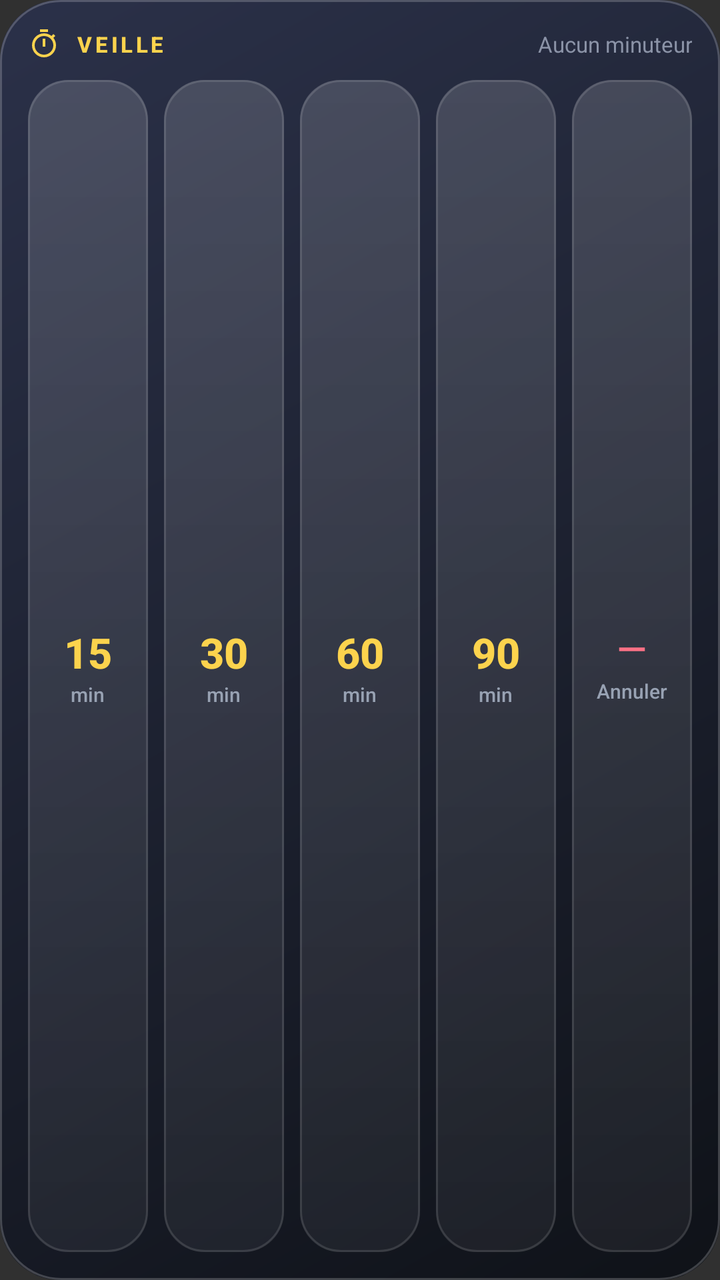
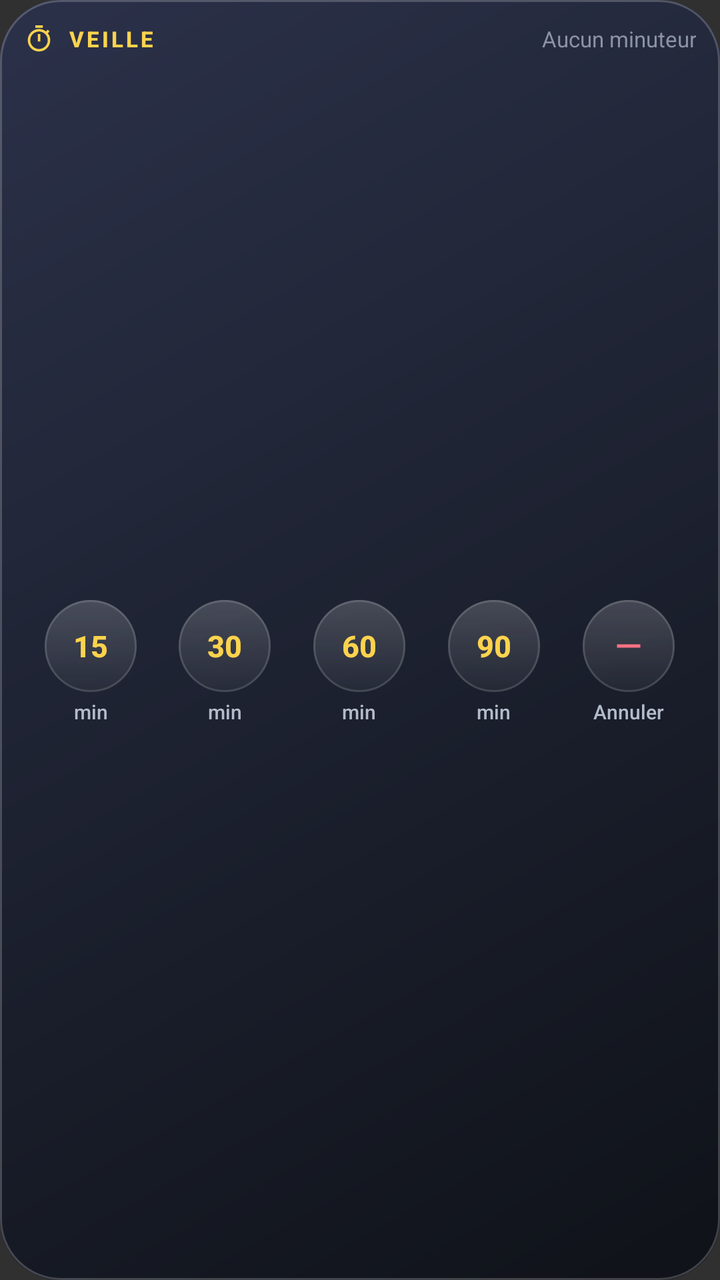

Two renders of the same Android screen: before a commit and after it. Below are the layout's source before the change and the commit's diff.
<!-- AndroidManifest.xml: application theme android:Theme.Material.NoActionBar -->
<!-- res/layout/dw_sleep.xml -->
<?xml version="1.0" encoding="utf-8"?>
<LinearLayout xmlns:android="http://schemas.android.com/apk/res/android"
    android:layout_width="match_parent"
    android:layout_height="match_parent"
    android:background="@drawable/dw_bg"
    android:orientation="vertical"
    android:padding="14dp">

    <LinearLayout
        android:layout_width="match_parent"
        android:layout_height="wrap_content"
        android:gravity="center_vertical"
        android:orientation="horizontal">

        <ImageView
            android:layout_width="16dp"
            android:layout_height="16dp"
            android:contentDescription="@null"
            android:src="@drawable/ic_timer"
            android:tint="#FFFCD34D" />

        <TextView
            android:layout_width="wrap_content"
            android:layout_height="wrap_content"
            android:layout_marginStart="8dp"
            android:fontFamily="sans-serif-medium"
            android:letterSpacing="0.14"
            android:text="@string/dw_sleep_title"
            android:textColor="#FFFCD34D"
            android:textSize="11sp"
            android:textStyle="bold" />

        <TextView
            android:id="@+id/dw_sleep_status"
            android:layout_width="0dp"
            android:layout_height="wrap_content"
            android:layout_weight="1"
            android:ellipsize="end"
            android:fontFamily="sans-serif"
            android:gravity="end"
            android:singleLine="true"
            android:text="@string/dw_sleep_none"
            android:textColor="#FF8B93A7"
            android:textSize="11sp" />
    </LinearLayout>

    <LinearLayout
        android:layout_width="match_parent"
        android:layout_height="0dp"
        android:layout_weight="1"
        android:layout_marginTop="10dp"
        android:orientation="horizontal">
        <LinearLayout
            android:id="@+id/dw_sleep_15"
            android:layout_width="0dp"
            android:layout_height="match_parent"
            android:layout_marginStart="0dp"
            android:layout_marginEnd="4dp"
            android:layout_weight="1"
            android:background="@drawable/dw_key"
            android:contentDescription="@string/dw_cd_sleep"
            android:gravity="center"
            android:orientation="vertical">
            <TextView
                android:layout_width="wrap_content"
                android:layout_height="wrap_content"
                android:fontFamily="sans-serif-medium"
                android:text="15"
                android:textColor="#FFFCD34D"
                android:textSize="21sp"
                android:textStyle="bold"
                />
            <TextView
                android:layout_width="wrap_content"
                android:layout_height="wrap_content"
                android:fontFamily="sans-serif-medium"
                android:text="@string/dw_sleep_min"
                android:textColor="#FF98A2B3"
                android:textSize="10sp"
                />
        </LinearLayout>
        <LinearLayout
            android:id="@+id/dw_sleep_30"
            android:layout_width="0dp"
            android:layout_height="match_parent"
            android:layout_marginStart="4dp"
            android:layout_marginEnd="4dp"
            android:layout_weight="1"
            android:background="@drawable/dw_key"
            android:contentDescription="@string/dw_cd_sleep"
            android:gravity="center"
            android:orientation="vertical">
            <TextView
                android:layout_width="wrap_content"
                android:layout_height="wrap_content"
                android:fontFamily="sans-serif-medium"
                android:text="30"
                android:textColor="#FFFCD34D"
                android:textSize="21sp"
                android:textStyle="bold"
                />
            <TextView
                android:layout_width="wrap_content"
                android:layout_height="wrap_content"
                android:fontFamily="sans-serif-medium"
                android:text="@string/dw_sleep_min"
                android:textColor="#FF98A2B3"
                android:textSize="10sp"
                />
        </LinearLayout>
        <LinearLayout
            android:id="@+id/dw_sleep_60"
            android:layout_width="0dp"
            android:layout_height="match_parent"
            android:layout_marginStart="4dp"
            android:layout_marginEnd="4dp"
            android:layout_weight="1"
            android:background="@drawable/dw_key"
            android:contentDescription="@string/dw_cd_sleep"
            android:gravity="center"
            android:orientation="vertical">
            <TextView
                android:layout_width="wrap_content"
                android:layout_height="wrap_content"
                android:fontFamily="sans-serif-medium"
                android:text="60"
                android:textColor="#FFFCD34D"
                android:textSize="21sp"
                android:textStyle="bold"
                />
            <TextView
                android:layout_width="wrap_content"
                android:layout_height="wrap_content"
                android:fontFamily="sans-serif-medium"
                android:text="@string/dw_sleep_min"
                android:textColor="#FF98A2B3"
                android:textSize="10sp"
                />
        </LinearLayout>
        <LinearLayout
            android:id="@+id/dw_sleep_90"
            android:layout_width="0dp"
            android:layout_height="match_parent"
            android:layout_marginStart="4dp"
            android:layout_marginEnd="4dp"
            android:layout_weight="1"
            android:background="@drawable/dw_key"
            android:contentDescription="@string/dw_cd_sleep"
            android:gravity="center"
            android:orientation="vertical">
            <TextView
                android:layout_width="wrap_content"
                android:layout_height="wrap_content"
                android:fontFamily="sans-serif-medium"
                android:text="90"
                android:textColor="#FFFCD34D"
                android:textSize="21sp"
                android:textStyle="bold"
                />
            <TextView
                android:layout_width="wrap_content"
                android:layout_height="wrap_content"
                android:fontFamily="sans-serif-medium"
                android:text="@string/dw_sleep_min"
                android:textColor="#FF98A2B3"
                android:textSize="10sp"
                />
        </LinearLayout>
        <LinearLayout
            android:id="@+id/dw_sleep_cancel"
            android:layout_width="0dp"
            android:layout_height="match_parent"
            android:layout_marginStart="4dp"
            android:layout_marginEnd="0dp"
            android:layout_weight="1"
            android:background="@drawable/dw_key"
            android:contentDescription="@string/dw_cd_sleep_cancel"
            android:gravity="center"
            android:orientation="vertical">
            <ImageView
                android:layout_width="22dp"
                android:layout_height="22dp"
                android:contentDescription="@null"
                android:src="@drawable/ic_remove"
                android:tint="#FFFB7185" />
            <TextView
                android:layout_width="wrap_content"
                android:layout_height="wrap_content"
                android:fontFamily="sans-serif-medium"
                android:text="@string/dw_sleep_cancel"
                android:textColor="#FF98A2B3"
                android:textSize="10sp"
                android:layout_marginTop="3dp"
                />
        </LinearLayout>
    </LinearLayout>
</LinearLayout>
<!-- resources referenced by this layout -->
<resources>
  <!-- drawable dw_bg (drawable) -->
  <?xml version="1.0" encoding="utf-8"?>
  <layer-list xmlns:android="http://schemas.android.com/apk/res/android">
      <item>
          <shape android:shape="rectangle">
              <gradient android:angle="315" android:startColor="#FF2B3149" android:endColor="#FF0F1218" />
              <corners android:radius="30dp" />
          </shape>
      </item>
      <item>
          <shape android:shape="rectangle">
              <stroke android:width="1dp" android:color="#33FFFFFF" />
              <corners android:radius="30dp" />
          </shape>
      </item>
  </layer-list>
  <!-- drawable dw_key (drawable) -->
  <?xml version="1.0" encoding="utf-8"?>
  <ripple xmlns:android="http://schemas.android.com/apk/res/android" android:color="#40FFFFFF">
      <item>
          <layer-list>
              <item>
                  <shape android:shape="rectangle">
                      <gradient android:angle="270" android:startColor="#26FFFFFF" android:endColor="#0DFFFFFF" />
                      <corners android:radius="20dp" />
                  </shape>
              </item>
              <item>
                  <shape android:shape="rectangle">
                      <stroke android:width="1dp" android:color="#1FFFFFFF" />
                      <corners android:radius="20dp" />
                  </shape>
              </item>
          </layer-list>
      </item>
  </ripple>
  <!-- drawable ic_remove (drawable) -->
  <?xml version="1.0" encoding="utf-8"?>
  <vector xmlns:android="http://schemas.android.com/apk/res/android"
      android:width="24dp"
      android:height="24dp"
      android:viewportWidth="24"
      android:viewportHeight="24">
      <path
          android:fillColor="#FFFFFFFF"
          android:pathData="M19,13H5v-2h14v2z" />
  </vector>
  <!-- drawable ic_timer (drawable) -->
  <?xml version="1.0" encoding="utf-8"?>
  <vector xmlns:android="http://schemas.android.com/apk/res/android"
      android:width="24dp"
      android:height="24dp"
      android:viewportWidth="24"
      android:viewportHeight="24">
      <path
          android:fillColor="#FFFFFFFF"
          android:pathData="M15,1H9v2h6V1zM11,14h2V8h-2v6zM19.03,7.39l1.42,-1.42c-0.43,-0.51 -0.9,-0.99 -1.41,-1.41l-1.42,1.42C16.07,4.74 14.12,4 12,4c-4.97,0 -9,4.03 -9,9s4.02,9 9,9 9,-4.03 9,-9c0,-2.12 -0.74,-4.07 -1.97,-5.61zM12,20c-3.87,0 -7,-3.13 -7,-7s3.13,-7 7,-7 7,3.13 7,7 -3.13,7 -7,7z" />
  </vector>
  <string name="dw_cd_sleep">Minuteur d\'extinction</string>
  <string name="dw_cd_sleep_cancel">Annuler le minuteur</string>
  <string name="dw_sleep_cancel">Annuler</string>
  <string name="dw_sleep_min">min</string>
  <string name="dw_sleep_none">Aucun minuteur</string>
  <string name="dw_sleep_title">VEILLE</string>
</resources>

<!-- the commit's change to res/layout/dw_sleep.xml (unified diff, before → after) -->
@@ -3,8 +3,9 @@
     android:layout_width="match_parent"
     android:layout_height="match_parent"
     android:background="@drawable/dw_bg"
+    android:gravity="center"
     android:orientation="vertical"
-    android:padding="14dp">
+    android:padding="12dp">
 
     <LinearLayout
         android:layout_width="match_parent"
@@ -13,8 +14,8 @@
         android:orientation="horizontal">
 
         <ImageView
-            android:layout_width="16dp"
-            android:layout_height="16dp"
+            android:layout_width="15dp"
+            android:layout_height="15dp"
             android:contentDescription="@null"
             android:src="@drawable/ic_timer"
             android:tint="#FFFCD34D" />
@@ -22,9 +23,11 @@
         <TextView
             android:layout_width="wrap_content"
             android:layout_height="wrap_content"
-            android:layout_marginStart="8dp"
+            android:layout_marginStart="7dp"
+            android:ellipsize="end"
             android:fontFamily="sans-serif-medium"
-            android:letterSpacing="0.14"
+            android:letterSpacing="0.12"
+            android:singleLine="true"
             android:text="@string/dw_sleep_title"
             android:textColor="#FFFCD34D"
             android:textSize="11sp"
@@ -35,6 +38,7 @@
             android:layout_width="0dp"
             android:layout_height="wrap_content"
             android:layout_weight="1"
+            android:layout_marginStart="8dp"
             android:ellipsize="end"
             android:fontFamily="sans-serif"
             android:gravity="end"
@@ -48,150 +52,172 @@
         android:layout_width="match_parent"
         android:layout_height="0dp"
         android:layout_weight="1"
-        android:layout_marginTop="10dp"
+        android:layout_marginTop="8dp"
+        android:gravity="center"
         android:orientation="horizontal">
+
         <LinearLayout
             android:id="@+id/dw_sleep_15"
             android:layout_width="0dp"
             android:layout_height="match_parent"
-            android:layout_marginStart="0dp"
-            android:layout_marginEnd="4dp"
-            android:layout_weight="1"
-            android:background="@drawable/dw_key"
-            android:contentDescription="@string/dw_cd_sleep"
-            android:gravity="center"
-            android:orientation="vertical">
-            <TextView
-                android:layout_width="wrap_content"
-                android:layout_height="wrap_content"
-                android:fontFamily="sans-serif-medium"
+            android:layout_weight="1"
+            android:contentDescription="@string/dw_cd_sleep"
+            android:gravity="center"
+            android:orientation="vertical">
+            <TextView
+                android:layout_width="46dp"
+                android:layout_height="46dp"
+                android:background="@drawable/dw_round_idle"
+                android:contentDescription="@null"
+                android:fontFamily="sans-serif-medium"
+                android:gravity="center"
+                android:singleLine="true"
                 android:text="15"
                 android:textColor="#FFFCD34D"
-                android:textSize="21sp"
-                android:textStyle="bold"
-                />
-            <TextView
-                android:layout_width="wrap_content"
-                android:layout_height="wrap_content"
-                android:fontFamily="sans-serif-medium"
-                android:text="@string/dw_sleep_min"
-                android:textColor="#FF98A2B3"
-                android:textSize="10sp"
-                />
-        </LinearLayout>
+                android:textSize="15sp"
+                android:textStyle="bold" />
+            <TextView
+                android:layout_width="wrap_content"
+                android:layout_height="wrap_content"
+                android:layout_marginTop="3dp"
+                android:ellipsize="end"
+                android:fontFamily="sans-serif-medium"
+                android:maxWidth="72dp"
+                android:singleLine="true"
+                android:text="@string/dw_sleep_min"
+                android:textColor="#FFB4BCCB"
+                android:textSize="10sp" />
+        </LinearLayout>
+
         <LinearLayout
             android:id="@+id/dw_sleep_30"
             android:layout_width="0dp"
             android:layout_height="match_parent"
-            android:layout_marginStart="4dp"
-            android:layout_marginEnd="4dp"
-            android:layout_weight="1"
-            android:background="@drawable/dw_key"
-            android:contentDescription="@string/dw_cd_sleep"
-            android:gravity="center"
-            android:orientation="vertical">
-            <TextView
-                android:layout_width="wrap_content"
-                android:layout_height="wrap_content"
-                android:fontFamily="sans-serif-medium"
+            android:layout_weight="1"
+            android:contentDescription="@string/dw_cd_sleep"
+            android:gravity="center"
+            android:orientation="vertical">
+            <TextView
+                android:layout_width="46dp"
+                android:layout_height="46dp"
+                android:background="@drawable/dw_round_idle"
+                android:contentDescription="@null"
+                android:fontFamily="sans-serif-medium"
+                android:gravity="center"
+                android:singleLine="true"
                 android:text="30"
                 android:textColor="#FFFCD34D"
-                android:textSize="21sp"
-                android:textStyle="bold"
-                />
-            <TextView
-                android:layout_width="wrap_content"
-                android:layout_height="wrap_content"
-                android:fontFamily="sans-serif-medium"
-                android:text="@string/dw_sleep_min"
-                android:textColor="#FF98A2B3"
-                android:textSize="10sp"
-                />
-        </LinearLayout>
+                android:textSize="15sp"
+                android:textStyle="bold" />
+            <TextView
+                android:layout_width="wrap_content"
+                android:layout_height="wrap_content"
+                android:layout_marginTop="3dp"
+                android:ellipsize="end"
+                android:fontFamily="sans-serif-medium"
+                android:maxWidth="72dp"
+                android:singleLine="true"
+                android:text="@string/dw_sleep_min"
+                android:textColor="#FFB4BCCB"
+                android:textSize="10sp" />
+        </LinearLayout>
+
         <LinearLayout
             android:id="@+id/dw_sleep_60"
             android:layout_width="0dp"
             android:layout_height="match_parent"
-            android:layout_marginStart="4dp"
-            android:layout_marginEnd="4dp"
-            android:layout_weight="1"
-            android:background="@drawable/dw_key"
-            android:contentDescription="@string/dw_cd_sleep"
-            android:gravity="center"
-            android:orientation="vertical">
-            <TextView
-                android:layout_width="wrap_content"
-                android:layout_height="wrap_content"
-                android:fontFamily="sans-serif-medium"
+            android:layout_weight="1"
+            android:contentDescription="@string/dw_cd_sleep"
+            android:gravity="center"
+            android:orientation="vertical">
+            <TextView
+                android:layout_width="46dp"
+                android:layout_height="46dp"
+                android:background="@drawable/dw_round_idle"
+                android:contentDescription="@null"
+                android:fontFamily="sans-serif-medium"
+                android:gravity="center"
+                android:singleLine="true"
                 android:text="60"
                 android:textColor="#FFFCD34D"
-                android:textSize="21sp"
-                android:textStyle="bold"
-                />
-            <TextView
-                android:layout_width="wrap_content"
-                android:layout_height="wrap_content"
-                android:fontFamily="sans-serif-medium"
-                android:text="@string/dw_sleep_min"
-                android:textColor="#FF98A2B3"
-                android:textSize="10sp"
-                />
-        </LinearLayout>
+                android:textSize="15sp"
+                android:textStyle="bold" />
+            <TextView
+                android:layout_width="wrap_content"
+                android:layout_height="wrap_content"
+                android:layout_marginTop="3dp"
+                android:ellipsize="end"
+                android:fontFamily="sans-serif-medium"
+                android:maxWidth="72dp"
+                android:singleLine="true"
+                android:text="@string/dw_sleep_min"
+                android:textColor="#FFB4BCCB"
+                android:textSize="10sp" />
+        </LinearLayout>
+
         <LinearLayout
             android:id="@+id/dw_sleep_90"
             android:layout_width="0dp"
             android:layout_height="match_parent"
-            android:layout_marginStart="4dp"
-            android:layout_marginEnd="4dp"
-            android:layout_weight="1"
-            android:background="@drawable/dw_key"
-            android:contentDescription="@string/dw_cd_sleep"
-            android:gravity="center"
-            android:orientation="vertical">
-            <TextView
-                android:layout_width="wrap_content"
-                android:layout_height="wrap_content"
-                android:fontFamily="sans-serif-medium"
+            android:layout_weight="1"
+            android:contentDescription="@string/dw_cd_sleep"
+            android:gravity="center"
+            android:orientation="vertical">
+            <TextView
+                android:layout_width="46dp"
+                android:layout_height="46dp"
+                android:background="@drawable/dw_round_idle"
+                android:contentDescription="@null"
+                android:fontFamily="sans-serif-medium"
+                android:gravity="center"
+                android:singleLine="true"
                 android:text="90"
                 android:textColor="#FFFCD34D"
-                android:textSize="21sp"
-                android:textStyle="bold"
-                />
-            <TextView
-                android:layout_width="wrap_content"
-                android:layout_height="wrap_content"
-                android:fontFamily="sans-serif-medium"
-                android:text="@string/dw_sleep_min"
-                android:textColor="#FF98A2B3"
-                android:textSize="10sp"
-                />
-        </LinearLayout>
+                android:textSize="15sp"
+                android:textStyle="bold" />
+            <TextView
+                android:layout_width="wrap_content"
+                android:layout_height="wrap_content"
+                android:layout_marginTop="3dp"
+                android:ellipsize="end"
+                android:fontFamily="sans-serif-medium"
+                android:maxWidth="72dp"
+                android:singleLine="true"
+                android:text="@string/dw_sleep_min"
+                android:textColor="#FFB4BCCB"
+                android:textSize="10sp" />
+        </LinearLayout>
+
         <LinearLayout
             android:id="@+id/dw_sleep_cancel"
             android:layout_width="0dp"
             android:layout_height="match_parent"
-            android:layout_marginStart="4dp"
-            android:layout_marginEnd="0dp"
-            android:layout_weight="1"
-            android:background="@drawable/dw_key"
+            android:layout_weight="1"
             android:contentDescription="@string/dw_cd_sleep_cancel"
             android:gravity="center"
             android:orientation="vertical">
             <ImageView
-                android:layout_width="22dp"
-                android:layout_height="22dp"
-                android:contentDescription="@null"
+                android:layout_width="46dp"
+                android:layout_height="46dp"
+                android:background="@drawable/dw_round_idle"
+                android:contentDescription="@null"
+                android:padding="13dp"
+                android:scaleType="fitCenter"
                 android:src="@drawable/ic_remove"
                 android:tint="#FFFB7185" />
             <TextView
                 android:layout_width="wrap_content"
                 android:layout_height="wrap_content"
-                android:fontFamily="sans-serif-medium"
+                android:layout_marginTop="3dp"
+                android:ellipsize="end"
+                android:fontFamily="sans-serif-medium"
+                android:maxWidth="72dp"
+                android:singleLine="true"
                 android:text="@string/dw_sleep_cancel"
-                android:textColor="#FF98A2B3"
-                android:textSize="10sp"
-                android:layout_marginTop="3dp"
-                />
-        </LinearLayout>
+                android:textColor="#FFB4BCCB"
+                android:textSize="10sp" />
+        </LinearLayout>
+
     </LinearLayout>
+
 </LinearLayout>
<!-- resource entries referenced after the edit -->
@@ -16,21 +16,19 @@
           </shape>
       </item>
   </layer-list>
-  <!-- drawable dw_key (drawable) -->
+  <!-- drawable dw_round_idle (drawable) -->
   <?xml version="1.0" encoding="utf-8"?>
   <ripple xmlns:android="http://schemas.android.com/apk/res/android" android:color="#40FFFFFF">
       <item>
           <layer-list>
               <item>
-                  <shape android:shape="rectangle">
-                      <gradient android:angle="270" android:startColor="#26FFFFFF" android:endColor="#0DFFFFFF" />
-                      <corners android:radius="20dp" />
+                  <shape android:shape="oval">
+                      <gradient android:angle="270" android:startColor="#2EFFFFFF" android:endColor="#0AFFFFFF" />
                   </shape>
               </item>
               <item>
-                  <shape android:shape="rectangle">
-                      <stroke android:width="1dp" android:color="#1FFFFFFF" />
-                      <corners android:radius="20dp" />
+                  <shape android:shape="oval">
+                      <stroke android:width="1dp" android:color="#24FFFFFF" />
                   </shape>
               </item>
           </layer-list>
